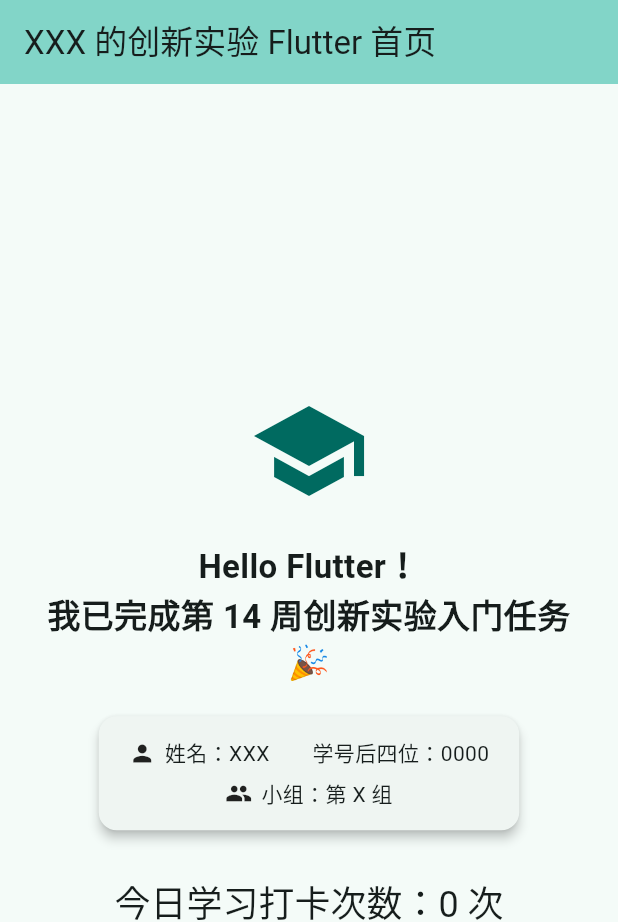
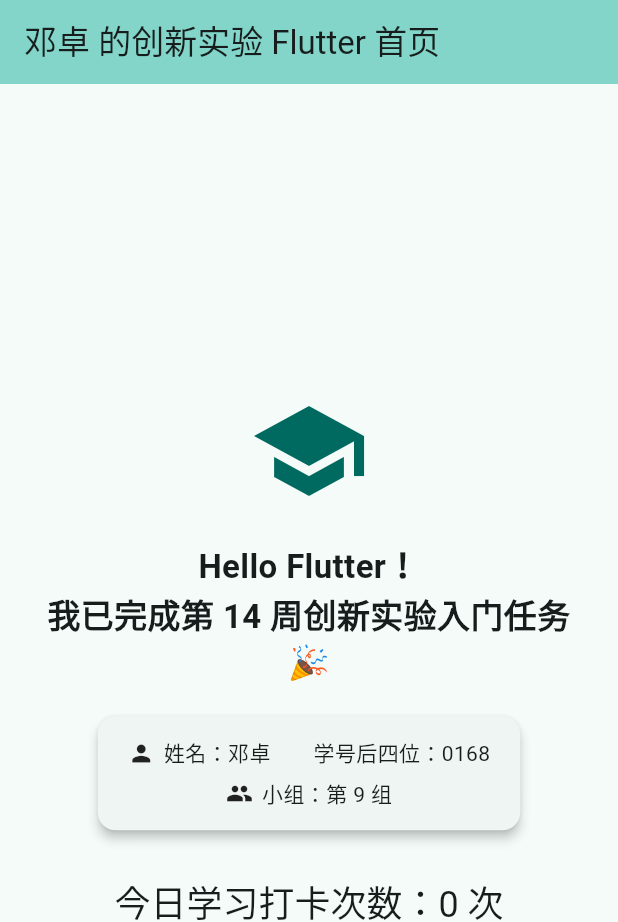
Before and after one commit to xiaoxiaodz/innovation-flutter-team-9, a Flutter app: the screen it shows after launch, on a phone screen of 412 x 824 dp. Shown: the top 922 px of the screen. Run offline on Flutter 3.47's test engine with Material 3 defaults, Android fonts, the phone set to English and light mode, and no system bars.

Commit message:
personalize flutter hello page - 邓卓 0168 第9组

```diff
--- a/lib/main.dart
+++ b/lib/main.dart
@@ -7,7 +7,7 @@
 // =====================================================================
 // 个性化修改清单（满足讲义要求的 4 处以上）：
 //  1. MaterialApp 主题色改为深青色 (Colors.teal)
-//  2. AppBar 标题改为 "XXX 的创新实验 Flutter 首页"（含本人姓名占位）
+//  2. AppBar 标题改为 "邓卓 的创新实验 Flutter 首页"（含本人姓名）
 //  3. 图标从 rocket_launch 改为 school（学习主题）
 //  4. 页面提示语改为个人专属文案
 //  5. 姓名 / 学号后四位 / 小组编号信息独立一行展示
@@ -56,7 +56,7 @@
     return Scaffold(
       // ✅ 修改2：AppBar 标题含姓名
       appBar: AppBar(
-        title: const Text('XXX 的创新实验 Flutter 首页'),
+        title: const Text('邓卓 的创新实验 Flutter 首页'),
         backgroundColor: colorScheme.inversePrimary,
       ),
       body: Center(
@@ -93,7 +93,7 @@
                         children: [
                           Icon(Icons.person, size: 18),
                           SizedBox(width: 6),
-                          Text('姓名：XXX　　学号后四位：0000'),
+                          Text('姓名：邓卓　　学号后四位：0168'),
                         ],
                       ),
                       SizedBox(height: 6),
@@ -102,7 +102,7 @@
                         children: [
                           Icon(Icons.group, size: 18),
                           SizedBox(width: 6),
-                          Text('小组：第 X 组'),
+                          Text('小组：第 9 组'),
                         ],
                       ),
                     ],
```
Also changed, not shown: 49 other files.
